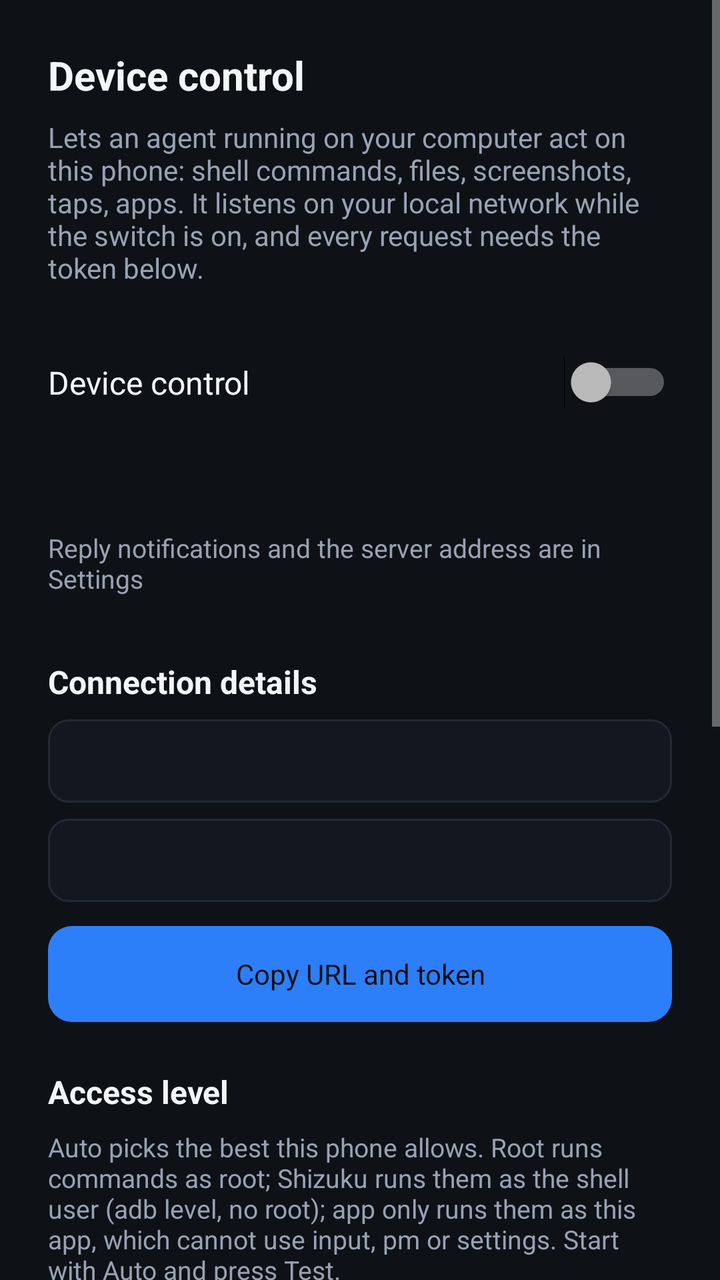
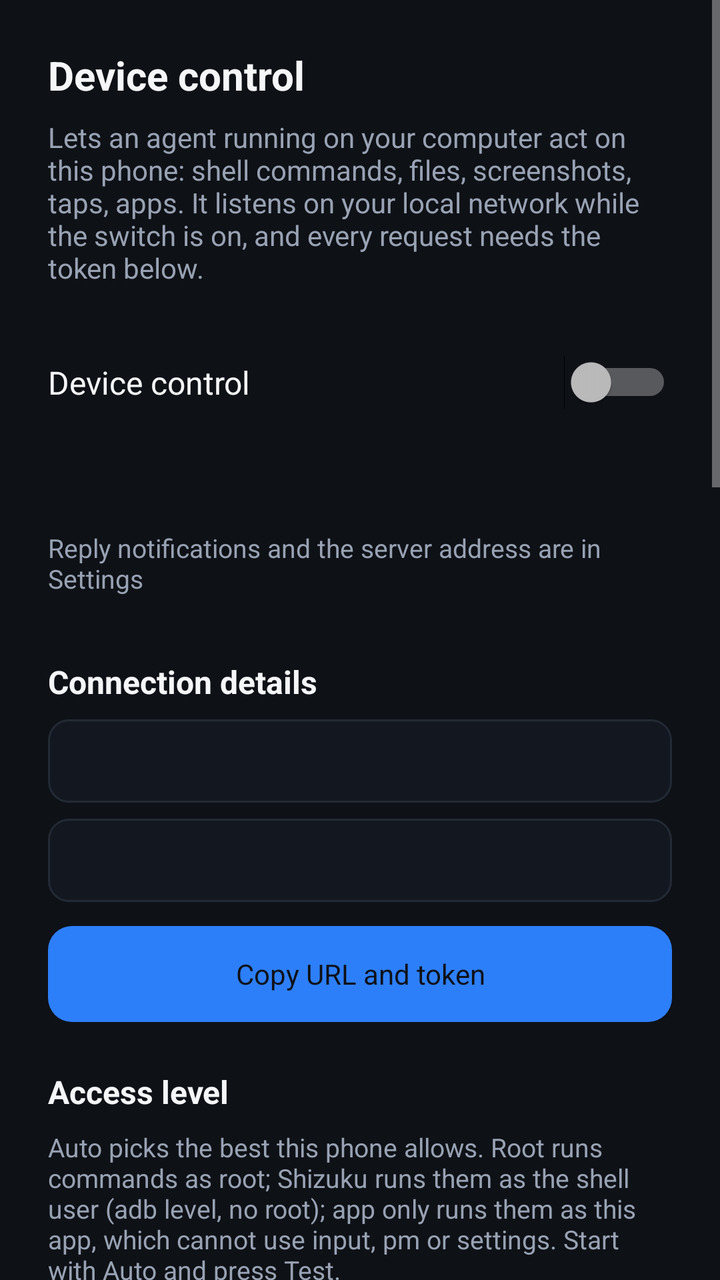

Compare the two renders of this Android layout. The source of the first and the diff that turns it into the second are given below.
<!-- AndroidManifest.xml: application theme Theme.HermesPocket -->
<!-- res/layout/activity_device_control.xml -->
<?xml version="1.0" encoding="utf-8"?>
<ScrollView xmlns:android="http://schemas.android.com/apk/res/android"
    android:layout_width="match_parent"
    android:layout_height="match_parent"
    android:background="@color/hp_background"
    android:fillViewport="true">

    <LinearLayout
        android:layout_width="match_parent"
        android:layout_height="wrap_content"
        android:orientation="vertical"
        android:paddingStart="24dp"
        android:paddingTop="24dp"
        android:paddingEnd="24dp"
        android:paddingBottom="40dp">

        <TextView
            android:layout_width="wrap_content"
            android:layout_height="wrap_content"
            android:text="@string/bridge_title"
            android:textColor="@color/hp_text_primary"
            android:textSize="20sp"
            android:textStyle="bold" />

        <TextView
            android:layout_width="match_parent"
            android:layout_height="wrap_content"
            android:layout_marginTop="8dp"
            android:text="@string/bridge_intro"
            android:textColor="@color/hp_text_secondary"
            android:textSize="14sp" />

        <LinearLayout
            android:layout_width="match_parent"
            android:layout_height="56dp"
            android:layout_marginTop="20dp"
            android:gravity="center_vertical"
            android:orientation="horizontal">

            <TextView
                android:layout_width="0dp"
                android:layout_height="wrap_content"
                android:layout_weight="1"
                android:text="@string/bridge_switch_label"
                android:textColor="@color/hp_text_primary"
                android:textSize="16sp" />

            <Switch
                android:id="@+id/switch_control"
                android:layout_width="wrap_content"
                android:layout_height="wrap_content" />
        </LinearLayout>

        <TextView
            android:id="@+id/text_state"
            android:layout_width="match_parent"
            android:layout_height="wrap_content"
            android:textColor="@color/hp_text_secondary"
            android:textSize="13sp" />

        <TextView
            android:id="@+id/link_settings"
            android:layout_width="match_parent"
            android:layout_height="wrap_content"
            android:layout_marginTop="20dp"
            android:background="?android:attr/selectableItemBackground"
            android:paddingTop="8dp"
            android:paddingBottom="8dp"
            android:text="@string/settings_link_from_device"
            android:textColor="@color/hp_text_secondary"
            android:textSize="13sp" />


        <TextView
            android:layout_width="wrap_content"
            android:layout_height="wrap_content"
            android:layout_marginTop="24dp"
            android:text="@string/bridge_pairing_title"
            android:textColor="@color/hp_text_primary"
            android:textSize="16sp"
            android:textStyle="bold" />

        <TextView
            android:id="@+id/text_address"
            android:layout_width="match_parent"
            android:layout_height="wrap_content"
            android:layout_marginTop="8dp"
            android:background="@drawable/hp_input_bg"
            android:fontFamily="monospace"
            android:padding="12dp"
            android:textColor="@color/hp_text_primary"
            android:textSize="13sp" />

        <TextView
            android:id="@+id/text_token"
            android:layout_width="match_parent"
            android:layout_height="wrap_content"
            android:layout_marginTop="8dp"
            android:background="@drawable/hp_input_bg"
            android:fontFamily="monospace"
            android:padding="12dp"
            android:textColor="@color/hp_text_primary"
            android:textSize="13sp" />

        <TextView
            android:id="@+id/button_copy"
            android:layout_width="match_parent"
            android:layout_height="48dp"
            android:layout_marginTop="12dp"
            android:background="@drawable/hp_button_primary"
            android:clickable="true"
            android:focusable="true"
            android:gravity="center"
            android:text="@string/bridge_copy"
            android:textColor="@color/hp_background"
            android:textSize="14sp" />

        <TextView
            android:layout_width="wrap_content"
            android:layout_height="wrap_content"
            android:layout_marginTop="24dp"
            android:text="@string/bridge_access_title"
            android:textColor="@color/hp_text_primary"
            android:textSize="16sp"
            android:textStyle="bold" />

        <TextView
            android:layout_width="match_parent"
            android:layout_height="wrap_content"
            android:layout_marginTop="8dp"
            android:text="@string/bridge_access_body"
            android:textColor="@color/hp_text_secondary"
            android:textSize="13sp" />

        <RadioGroup
            android:id="@+id/tier_group"
            android:layout_width="match_parent"
            android:layout_height="wrap_content"
            android:layout_marginTop="12dp"
            android:orientation="vertical">

            <RadioButton
                android:id="@+id/radio_auto"
                android:layout_width="match_parent"
                android:layout_height="44dp"
                android:text="@string/bridge_tier_auto"
                android:textColor="@color/hp_text_primary"
                android:textSize="14sp" />

            <RadioButton
                android:id="@+id/radio_root"
                android:layout_width="match_parent"
                android:layout_height="44dp"
                android:text="@string/bridge_tier_root"
                android:textColor="@color/hp_text_primary"
                android:textSize="14sp" />

            <RadioButton
                android:id="@+id/radio_shizuku"
                android:layout_width="match_parent"
                android:layout_height="44dp"
                android:text="@string/bridge_tier_shizuku"
                android:textColor="@color/hp_text_primary"
                android:textSize="14sp" />

            <RadioButton
                android:id="@+id/radio_app"
                android:layout_width="match_parent"
                android:layout_height="44dp"
                android:text="@string/bridge_tier_app"
                android:textColor="@color/hp_text_primary"
                android:textSize="14sp" />
        </RadioGroup>

        <TextView
            android:id="@+id/text_accessibility"
            android:layout_width="match_parent"
            android:layout_height="wrap_content"
            android:layout_marginTop="8dp"
            android:textColor="@color/hp_text_secondary"
            android:textSize="13sp" />

        <TextView
            android:id="@+id/button_accessibility"
            android:layout_width="match_parent"
            android:layout_height="48dp"
            android:layout_marginTop="8dp"
            android:background="@drawable/hp_input_bg"
            android:clickable="true"
            android:focusable="true"
            android:gravity="center"
            android:text="@string/bridge_open_accessibility"
            android:textColor="@color/hp_text_primary"
            android:textSize="14sp" />

        <TextView
            android:id="@+id/button_test"
            android:layout_width="match_parent"
            android:layout_height="48dp"
            android:layout_marginTop="12dp"
            android:background="@drawable/hp_input_bg"
            android:clickable="true"
            android:focusable="true"
            android:gravity="center"
            android:text="@string/bridge_test"
            android:textColor="@color/hp_text_primary"
            android:textSize="14sp" />

        <TextView
            android:id="@+id/text_test_result"
            android:layout_width="match_parent"
            android:layout_height="wrap_content"
            android:layout_marginTop="8dp"
            android:fontFamily="monospace"
            android:textColor="@color/hp_text_secondary"
            android:textSize="12sp"
            android:visibility="gone" />

        <TextView
            android:id="@+id/button_new_token"
            android:layout_width="match_parent"
            android:layout_height="48dp"
            android:layout_marginTop="12dp"
            android:clickable="true"
            android:focusable="true"
            android:gravity="center"
            android:text="@string/bridge_new_token"
            android:textColor="@color/hp_text_secondary"
            android:textSize="14sp" />

        <TextView
            android:layout_width="match_parent"
            android:layout_height="wrap_content"
            android:layout_marginTop="24dp"
            android:text="@string/bridge_guide"
            android:textColor="@color/hp_text_secondary"
            android:textSize="12sp" />
    </LinearLayout>
</ScrollView>
<!-- resources referenced by this layout -->
<resources>
  <color name="hp_background">#0E1116</color>
  <color name="hp_text_primary">#F4F6F8</color>
  <color name="hp_text_secondary">#98A2B3</color>
  <string name="bridge_access_title">Access level</string>
  <string name="bridge_copy">Copy URL and token</string>
  <string name="bridge_new_token">New token</string>
  <string name="bridge_test">Test this phone</string>
  <string name="bridge_tier_root">Root</string>
  <string name="bridge_title">Device control</string>
  <color name="hp_accent">#2D7FF9</color>
  <color name="hp_surface">#131820</color>
  <color name="hp_border">#222A35</color>
  <!-- unchanged entries left out for length: 13 -->
</resources>

<!-- the commit's change to res/layout/activity_device_control.xml (unified diff, before → after) -->
@@ -194,6 +194,103 @@
             android:textSize="14sp" />
 
         <TextView
+            android:layout_width="wrap_content"
+            android:layout_height="wrap_content"
+            android:layout_marginTop="28dp"
+            android:text="@string/bridge_shizuku_title"
+            android:textColor="@color/hp_text_primary"
+            android:textSize="16sp"
+            android:textStyle="bold" />
+
+        <TextView
+            android:id="@+id/text_shizuku_state"
+            android:layout_width="match_parent"
+            android:layout_height="wrap_content"
+            android:layout_marginTop="6dp"
+            android:text="@string/settings_probe_running"
+            android:textColor="@color/hp_text_secondary"
+            android:textSize="13sp" />
+
+        <TextView
+            android:layout_width="match_parent"
+            android:layout_height="wrap_content"
+            android:layout_marginTop="8dp"
+            android:lineSpacingExtra="2dp"
+            android:text="@string/bridge_shizuku_body"
+            android:textColor="@color/hp_text_secondary"
+            android:textSize="13sp" />
+
+        <TextView
+            android:layout_width="match_parent"
+            android:layout_height="wrap_content"
+            android:layout_marginTop="12dp"
+            android:lineSpacingExtra="4dp"
+            android:text="@string/bridge_shizuku_steps"
+            android:textColor="@color/hp_text_primary"
+            android:textSize="13sp" />
+
+        <TextView
+            android:id="@+id/button_shizuku_connect"
+            android:layout_width="match_parent"
+            android:layout_height="48dp"
+            android:layout_marginTop="16dp"
+            android:background="@drawable/hp_button_primary"
+            android:clickable="true"
+            android:focusable="true"
+            android:gravity="center"
+            android:text="@string/bridge_shizuku_connect"
+            android:textColor="@color/hp_background"
+            android:textSize="14sp" />
+
+        <LinearLayout
+            style="@style/SettingsCard"
+            android:orientation="vertical">
+
+            <LinearLayout
+                android:id="@+id/row_open_shizuku"
+                style="@style/SettingsRow">
+
+                <TextView
+                    style="@style/SettingsLabel"
+                    android:layout_width="0dp"
+                    android:layout_height="wrap_content"
+                    android:layout_weight="1"
+                    android:text="@string/bridge_shizuku_open" />
+
+                <TextView
+                    style="@style/SettingsAction"
+                    android:text="@string/bridge_action_open" />
+            </LinearLayout>
+
+            <View style="@style/SettingsDivider" />
+
+            <LinearLayout
+                android:id="@+id/row_wireless_debugging"
+                style="@style/SettingsRow">
+
+                <TextView
+                    style="@style/SettingsLabel"
+                    android:layout_width="0dp"
+                    android:layout_height="wrap_content"
+                    android:layout_weight="1"
+                    android:text="@string/bridge_shizuku_debugging" />
+
+                <TextView
+                    style="@style/SettingsAction"
+                    android:text="@string/bridge_action_open" />
+            </LinearLayout>
+        </LinearLayout>
+
+        <TextView
+            android:layout_width="match_parent"
+            android:layout_height="wrap_content"
+            android:layout_marginTop="8dp"
+            android:lineSpacingExtra="2dp"
+            android:text="@string/bridge_shizuku_limits"
+            android:textColor="@color/hp_text_secondary"
+            android:textSize="12sp" />
+
+        <TextView
             android:id="@+id/button_test"
             android:layout_width="match_parent"
             android:layout_height="48dp"
<!-- resource entries referenced after the edit -->
@@ -4,14 +4,66 @@
   <color name="hp_text_primary">#F4F6F8</color>
   <color name="hp_text_secondary">#98A2B3</color>
   <string name="bridge_access_title">Access level</string>
+  <string name="bridge_action_open">Open</string>
   <string name="bridge_copy">Copy URL and token</string>
   <string name="bridge_new_token">New token</string>
+  <string name="bridge_shizuku_body">Shizuku is a free helper app that lends this one shell access, so the bridge can use input, pm and settings without root. Install it once, start its service after each reboot, then allow Hermes Pocket here.</string>
+  <string name="bridge_shizuku_connect">Connect Shizuku</string>
+  <string name="bridge_shizuku_debugging">Wireless debugging settings</string>
+  <string name="bridge_shizuku_limits">Shell level only: commands run as uid 2000, which reaches input, pm and settings but cannot write /data. Shizuku stops on reboot and needs starting again. Taps and screenshots still need this app\'s accessibility service.</string>
+  <string name="bridge_shizuku_open">Open Shizuku</string>
+  <string name="bridge_shizuku_steps">1. Turn on Developer options, then Wireless debugging in Settings.\n2. Install Shizuku and open it.\n3. In Shizuku, tap Start via Wireless debugging and pair. Or start it once from a computer with:\nadb shell sh /storage/emulated/0/Android/data/moe.shizuku.privileged.api/start.sh</string>
+  <string name="bridge_shizuku_title">Shizuku</string>
   <string name="bridge_test">Test this phone</string>
   <string name="bridge_tier_root">Root</string>
   <string name="bridge_title">Device control</string>
+  <string name="settings_probe_running">Checking…</string>
+  <style name="SettingsAction">
+          <item name="android:layout_width">wrap_content</item>
+          <item name="android:layout_height">wrap_content</item>
+          <item name="android:layout_marginStart">12dp</item>
+          <item name="android:textColor">@color/hp_accent_teal</item>
+          <item name="android:textSize">13sp</item>
+      </style>
+  <style name="SettingsCard">
+          <item name="android:layout_width">match_parent</item>
+          <item name="android:layout_height">wrap_content</item>
+          <item name="android:layout_marginTop">8dp</item>
+          <item name="android:orientation">vertical</item>
+          <item name="android:background">@drawable/hp_card_bg</item>
+      </style>
+  <style name="SettingsDivider">
+          <item name="android:layout_width">match_parent</item>
+          <item name="android:layout_height">1dp</item>
+          <item name="android:layout_marginStart">16dp</item>
+          <item name="android:background">@color/hp_border</item>
+      </style>
+  <style name="SettingsLabel">
+          <item name="android:layout_width">wrap_content</item>
+          <item name="android:layout_height">wrap_content</item>
+          <item name="android:textColor">@color/hp_text_primary</item>
+          <item name="android:textSize">16sp</item>
+      </style>
+  <style name="SettingsRow">
+          <item name="android:layout_width">match_parent</item>
+          <item name="android:layout_height">56dp</item>
+          <item name="android:orientation">horizontal</item>
+          <item name="android:gravity">center_vertical</item>
+          <item name="android:paddingStart">16dp</item>
+          <item name="android:paddingEnd">16dp</item>
+          <item name="android:background">?android:attr/selectableItemBackground</item>
+      </style>
   <color name="hp_accent">#2D7FF9</color>
   <color name="hp_surface">#131820</color>
   <color name="hp_border">#222A35</color>
+  <color name="hp_accent_teal">#2EC4B6</color>
+  <!-- drawable hp_card_bg (drawable) -->
+  <?xml version="1.0" encoding="utf-8"?>
+  <shape xmlns:android="http://schemas.android.com/apk/res/android" android:shape="rectangle">
+      <solid android:color="@color/hp_surface" />
+      <corners android:radius="12dp" />
+      <stroke android:width="1dp" android:color="@color/hp_border" />
+  </shape>
   <!-- unchanged entries left out for length: 13 -->
 </resources>
 
